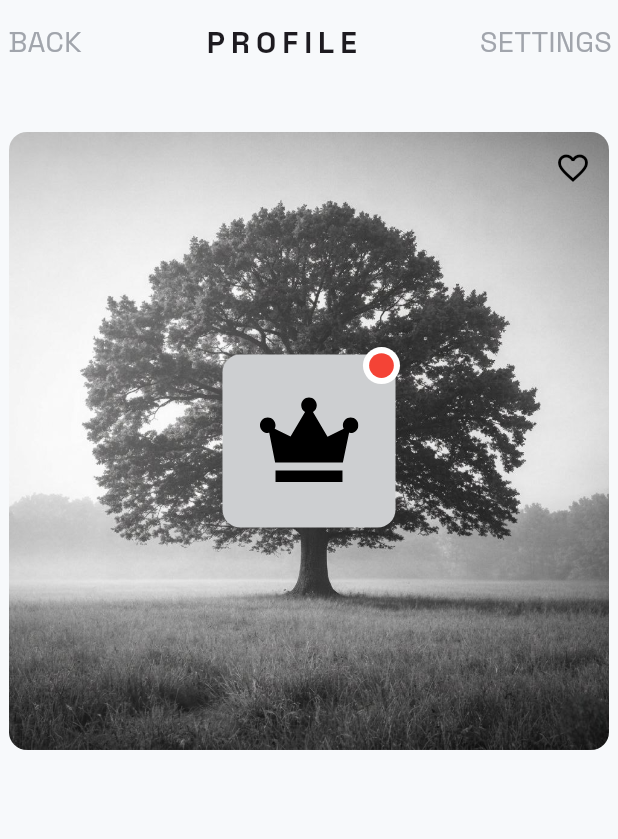
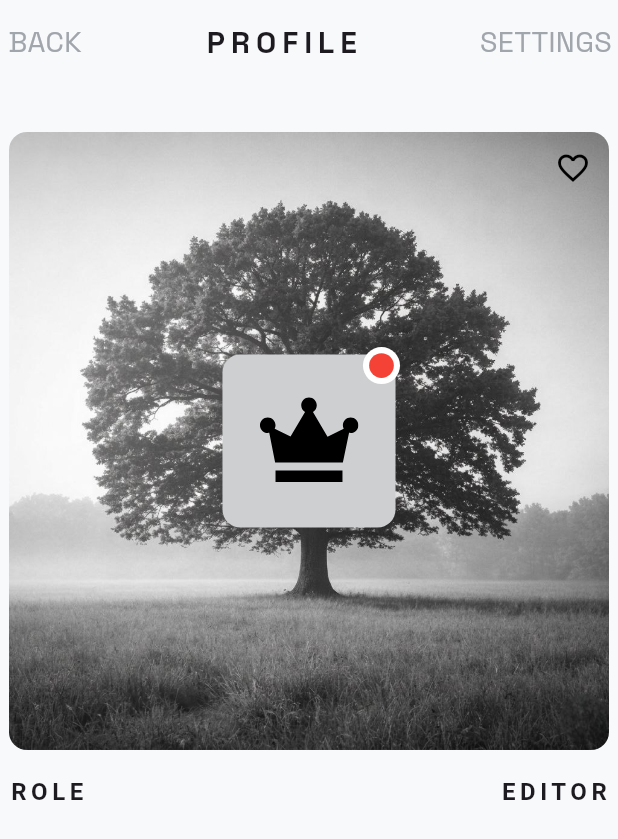
Before and after one commit to NadyAlwazah/flutter-task-04-interactive-member-card, a Flutter app: the screen it shows after launch, on a phone screen of 412 x 824 dp. Shown: the top 839 px of the screen. Run offline on Flutter 3.47's test engine with Material 3 defaults, Android fonts, the light colour scheme and no system bars; our stand-ins replace flutter_svg, google_fonts.

Commit message:
feat(home): add role/editor row section to HomeViewBody

```diff
--- a/lib/core/utils/styles.dart
+++ b/lib/core/utils/styles.dart
@@ -13,4 +13,9 @@ abstract class Styles {
     fontWeight: FontWeight.bold,
     letterSpacing: 4,
   );
+  static TextStyle bodyBold = const TextStyle(
+    fontSize: 16,
+    fontWeight: FontWeight.bold,
+    letterSpacing: 3,
+  );
 }
--- a/lib/features/home/presentation/views/widgets/home_view_body.dart
+++ b/lib/features/home/presentation/views/widgets/home_view_body.dart
@@ -1,4 +1,5 @@
 import 'package:flutter/material.dart';
+import 'package:flutter_task_04_interactive_member_card/core/utils/styles.dart';
 import 'package:flutter_task_04_interactive_member_card/features/home/presentation/views/widgets/custom_card.dart';
 
 class HomeViewBody extends StatelessWidget {
@@ -9,7 +10,20 @@ class HomeViewBody extends StatelessWidget {
     return SingleChildScrollView(
       child: Padding(
         padding: const EdgeInsets.only(left: 6, right: 6, bottom: 64, top: 32),
-        child: const Column(children: [CustomCard(), SizedBox(height: 16)]),
+        child: Column(
+          children: [
+            CustomCard(),
+            SizedBox(height: 16),
+
+            Row(
+              children: [
+                Text("ROLE", style: Styles.bodyBold),
+                const Spacer(),
+                Text("EDITOR", style: Styles.bodyBold),
+              ],
+            ),
+          ],
+        ),
       ),
     );
   }
```
